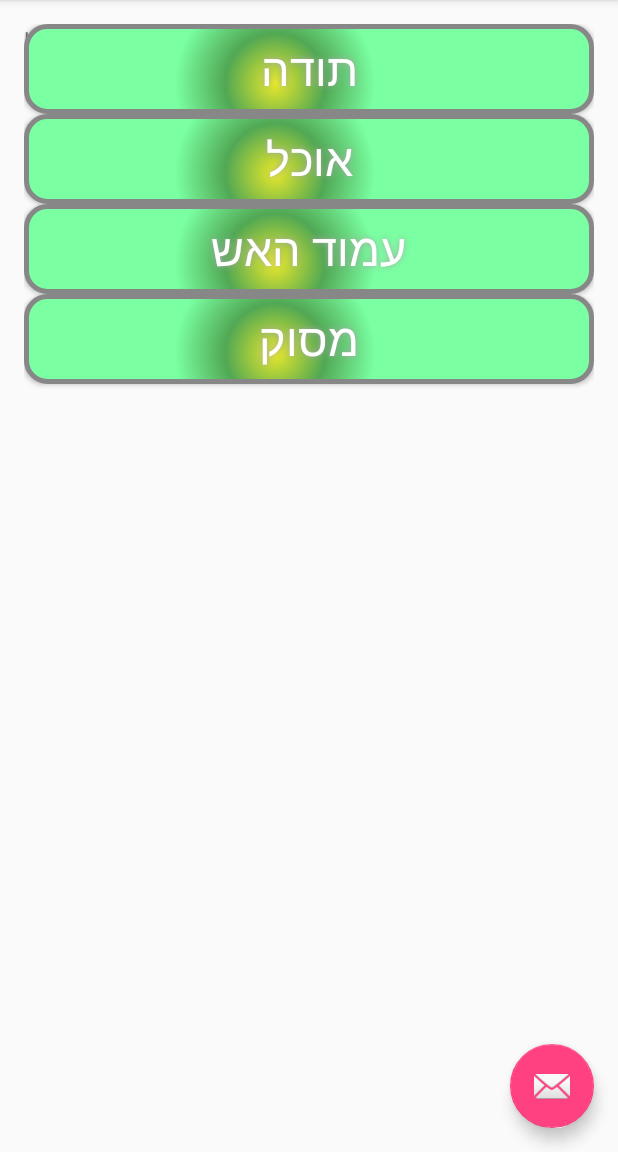
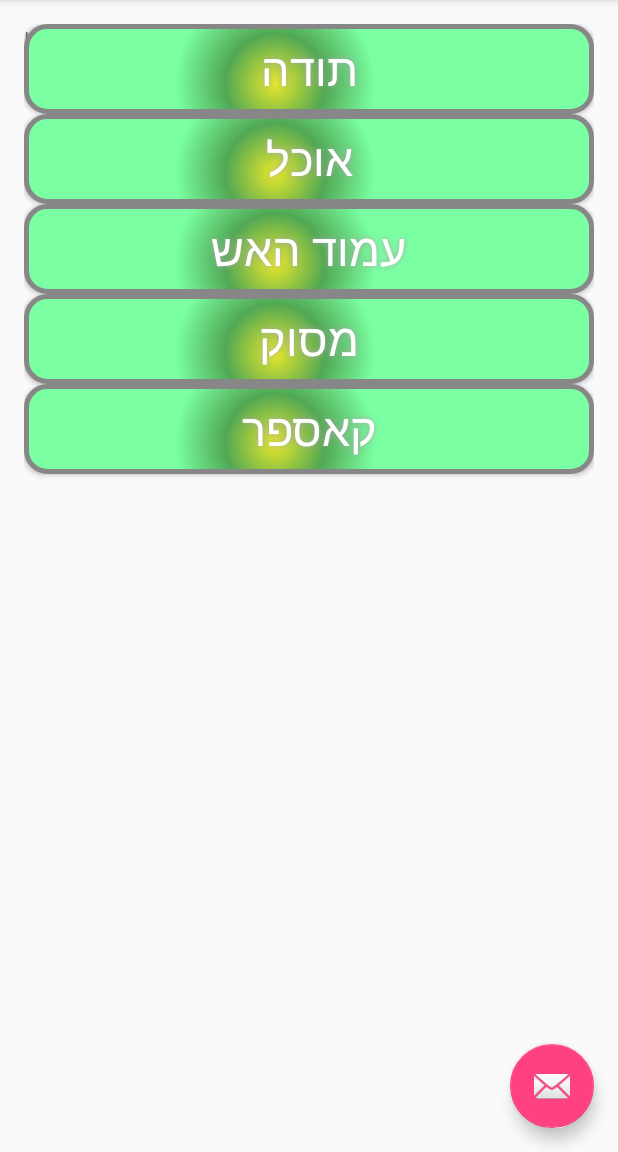
Before and after one commit to eshmor/Ipud, an Android app: the screen it shows after launch (IpudActivity), on a phone screen of 412 x 824 dp, the part 84-1236 px from its top. Run offline under Robolectric (Android 15) with nearby library versions, the phone set to English and light mode, and no system bars.

Commit message:
Add cat button and icon

```diff
--- a/app/src/main/java/com/pud/ipud2/IpudActivity.java
+++ b/app/src/main/java/com/pud/ipud2/IpudActivity.java
@@ -15,6 +15,7 @@ import android.widget.Button;
 import java.io.IOException;
 
 public class IpudActivity extends AppCompatActivity {
+
 
     @Override
     protected void onCreate(Bundle savedInstanceState) {
@@ -94,6 +95,15 @@ public class IpudActivity extends AppCompatActivity {
 
 
 
+        final Button casperButton = (Button) findViewById(R.id.casperBtnId);
+        casperButton.setOnClickListener(new View.OnClickListener() {
+            public void onClick(View v) {
+                MediaPlayer mediaPlayer = MediaPlayer.create(getApplicationContext(), R.raw.cat);
+                mediaPlayer.start();            }
+        });
+
+
+
         MediaPlayer mediaPlayer = MediaPlayer.create(getApplicationContext(), R.raw.ipud);
         mediaPlayer.start();
     }
--- a/app/src/main/res/layout/content_ipud.xml
+++ b/app/src/main/res/layout/content_ipud.xml
@@ -89,6 +89,21 @@
             android:shadowDy="0"
             android:shadowRadius="5"
             />
+        <Button
+            android:id="@+id/casperBtnId"
+
+            android:text="@string/casperTxt"
+            android:textColor="#FFFFFF"
+            android:textSize="30sp"
+
+            android:layout_width="match_parent"
+            android:layout_height="wrap_content"
+            android:background="@drawable/buttonshape"
+            android:shadowColor="#A8A8A8"
+            android:shadowDx="0"
+            android:shadowDy="0"
+            android:shadowRadius="5"
+            />
 
     </LinearLayout>
 </RelativeLayout>
--- a/app/src/main/res/values/strings.xml
+++ b/app/src/main/res/values/strings.xml
@@ -6,5 +6,6 @@
     <string name="firePallTxt">עמוד האש</string>
     <string name="stopFirePallTxt">עצור עמוד</string>
     <string name="helilTxt">מסוק</string>
+    <string name="casperTxt">קאספר</string>
 
 </resources>
```
